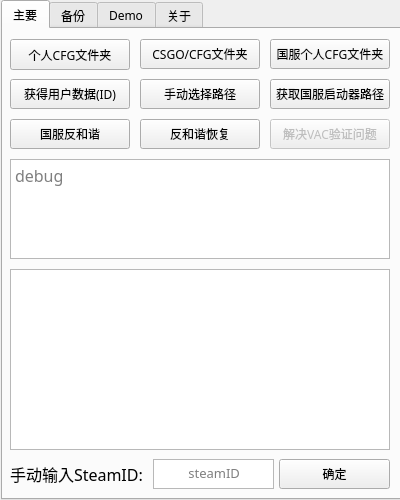
Before: the Qt Designer form mainwindow.ui in Purple-CSGO/CSGO-Toolbox-Qt, drawn with Qt 5.
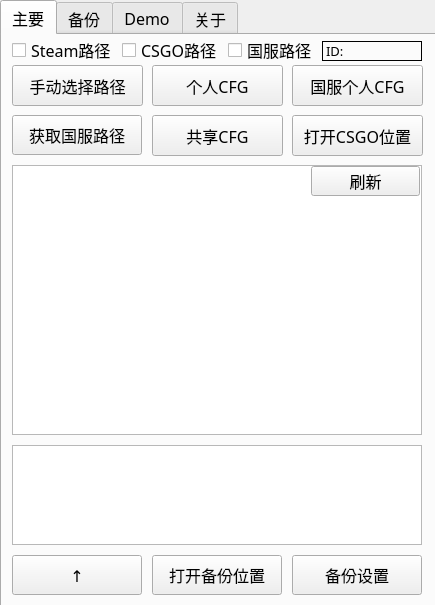
After: the same form once the commit is applied. The open tabs and pages were chosen to show the change.

Commit message: UI重新设计 国服反和谐全部完成 增加路径和ID的提示 准备发布1.0.2版本

The edit to the form file:
```diff
--- a/mainwindow.ui
+++ b/mainwindow.ui
@@ -6,60 +6,84 @@
    <rect>
     <x>0</x>
     <y>0</y>
-    <width>400</width>
-    <height>500</height>
+    <width>435</width>
+    <height>605</height>
    </rect>
   </property>
   <property name="minimumSize">
    <size>
-    <width>400</width>
-    <height>500</height>
+    <width>435</width>
+    <height>605</height>
    </size>
   </property>
   <property name="maximumSize">
    <size>
-    <width>600</width>
-    <height>500</height>
+    <width>435</width>
+    <height>605</height>
    </size>
   </property>
+  <property name="font">
+   <font>
+    <family>微软雅黑</family>
+    <pointsize>12</pointsize>
+    <weight>50</weight>
+    <bold>false</bold>
+   </font>
+  </property>
   <property name="windowTitle">
    <string>MainWindow</string>
   </property>
   <widget class="QWidget" name="centralwidget">
    <property name="minimumSize">
     <size>
-     <width>400</width>
-     <height>500</height>
+     <width>435</width>
+     <height>605</height>
     </size>
    </property>
    <property name="maximumSize">
     <size>
-     <width>400</width>
-     <height>500</height>
+     <width>435</width>
+     <height>605</height>
     </size>
    </property>
+   <property name="font">
+    <font>
+     <family>微软雅黑</family>
+     <pointsize>12</pointsize>
+     <weight>50</weight>
+     <bold>false</bold>
+    </font>
+   </property>
    <widget class="QTabWidget" name="tabWidget">
     <property name="enabled">
      <bool>true</bool>
     </property>
     <property name="geometry">
      <rect>
-      <x>1</x>
+      <x>0</x>
       <y>0</y>
-      <width>400</width>
-      <height>500</height>
+      <width>440</width>
+      <height>610</height>
      </rect>
     </property>
+    <property name="minimumSize">
+     <size>
+      <width>440</width>
+      <height>610</height>
+     </size>
+    </property>
     <property name="maximumSize">
      <size>
-      <width>400</width>
-      <height>500</height>
+      <width>440</width>
+      <height>610</height>
      </size>
     </property>
     <property name="font">
      <font>
-      <family>Sarasa Gothic SC</family>
-      <pointsize>9</pointsize>
+      <family>微软雅黑</family>
+      <pointsize>12</pointsize>
+      <weight>50</weight>
+      <bold>false</bold>
      </font>
     </property>
     <property name="tabPosition">
@@ -80,60 +104,42 @@
      </property>
      <property name="minimumSize">
       <size>
-       <width>400</width>
-       <height>500</height>
-      </size>
-     </property>
-     <property name="maximumSize">
-      <size>
-       <width>400</width>
-       <height>500</height>
+       <width>440</width>
+       <height>605</height>
       </size>
      </property>
      <attribute name="title">
       <string>主要</string>
      </attribute>
-     <widget class="QPlainTextEdit" name="debug">
-      <property name="enabled">
-       <bool>true</bool>
-      </property>
-      <property name="geometry">
-       <rect>
-        <x>7</x>
-        <y>130</y>
-        <width>380</width>
-        <height>100</height>
-       </rect>
-      </property>
-      <property name="font">
-       <font>
-        <pointsize>12</pointsize>
-       </font>
-      </property>
-      <property name="placeholderText">
-       <string>debug</string>
-      </property>
-     </widget>
      <widget class="QTableWidget" name="userdata">
       <property name="enabled">
        <bool>true</bool>
       </property>
       <property name="geometry">
        <rect>
-        <x>7</x>
-        <y>240</y>
-        <width>380</width>
-        <height>181</height>
+        <x>10</x>
+        <y>130</y>
+        <width>410</width>
+        <height>270</height>
        </rect>
       </property>
       <property name="font">
        <font>
-        <pointsize>10</pointsize>
+        <family>微软雅黑</family>
+        <pointsize>12</pointsize>
+        <weight>50</weight>
+        <bold>false</bold>
        </font>
       </property>
       <property name="styleSheet">
        <string notr="true"/>
       </property>
+      <property name="frameShape">
+       <enum>QFrame::StyledPanel</enum>
+      </property>
+      <property name="frameShadow">
+       <enum>QFrame::Sunken</enum>
+      </property>
       <property name="verticalScrollBarPolicy">
        <enum>Qt::ScrollBarAlwaysOff</enum>
       </property>
@@ -141,7 +147,7 @@
        <enum>Qt::ScrollBarAlwaysOff</enum>
       </property>
       <property name="textElideMode">
-       <enum>Qt::ElideMiddle</enum>
+       <enum>Qt::ElideRight</enum>
       </property>
       <property name="verticalScrollMode">
        <enum>QAbstractItemView::ScrollPerPixel</enum>
@@ -162,173 +168,363 @@
      <widget class="QPushButton" name="opencsgocfg">
       <property name="geometry">
        <rect>
-        <x>137</x>
-        <y>10</y>
-        <width>120</width>
-        <height>30</height>
+        <x>150</x>
+        <y>80</y>
+        <width>131</width>
+        <height>41</height>
        </rect>
       </property>
+      <property name="font">
+       <font>
+        <family>微软雅黑</family>
+        <pointsize>12</pointsize>
+        <weight>50</weight>
+        <bold>false</bold>
+       </font>
+      </property>
       <property name="text">
-       <string>CSGO/CFG文件夹</string>
+       <string>共享CFG</string>
       </property>
      </widget>
      <widget class="QPushButton" name="openlocalcfg">
       <property name="geometry">
        <rect>
-        <x>7</x>
-        <y>10</y>
-        <width>120</width>
-        <height>31</height>
+        <x>150</x>
+        <y>30</y>
+        <width>131</width>
+        <height>41</height>
        </rect>
       </property>
+      <property name="font">
+       <font>
+        <family>微软雅黑</family>
+        <pointsize>12</pointsize>
+        <weight>50</weight>
+        <bold>false</bold>
+       </font>
+      </property>
       <property name="text">
-       <string>个人CFG文件夹</string>
+       <string>个人CFG</string>
       </property>
      </widget>
      <widget class="QPushButton" name="manualBtn">
       <property name="geometry">
        <rect>
-        <x>137</x>
-        <y>50</y>
-        <width>120</width>
-        <height>30</height>
+        <x>10</x>
+        <y>30</y>
+        <width>131</width>
+        <height>41</height>
        </rect>
       </property>
+      <property name="font">
+       <font>
+        <family>微软雅黑</family>
+        <pointsize>12</pointsize>
+        <weight>50</weight>
+        <bold>false</bold>
+       </font>
+      </property>
       <property name="text">
        <string>手动选择路径</string>
       </property>
      </widget>
-     <widget class="QPushButton" name="antiHarmony">
-      <property name="geometry">
-       <rect>
-        <x>7</x>
-        <y>90</y>
-        <width>120</width>
-        <height>30</height>
-       </rect>
-      </property>
-      <property name="text">
-       <string>国服反和谐</string>
-      </property>
-     </widget>
-     <widget class="QPushButton" name="reloadHarmony">
-      <property name="geometry">
-       <rect>
-        <x>137</x>
-        <y>90</y>
-        <width>120</width>
-        <height>30</height>
-       </rect>
-      </property>
-      <property name="text">
-       <string>反和谐恢复</string>
-      </property>
-     </widget>
-     <widget class="QPushButton" name="solveVAC">
-      <property name="enabled">
-       <bool>false</bool>
-      </property>
-      <property name="geometry">
-       <rect>
-        <x>267</x>
-        <y>90</y>
-        <width>120</width>
-        <height>30</height>
-       </rect>
-      </property>
-      <property name="text">
-       <string>解决VAC验证问题</string>
-      </property>
-     </widget>
      <widget class="QPushButton" name="openCNlocalcfg">
       <property name="geometry">
        <rect>
-        <x>267</x>
-        <y>10</y>
-        <width>120</width>
-        <height>30</height>
+        <x>290</x>
+        <y>30</y>
+        <width>131</width>
+        <height>41</height>
        </rect>
       </property>
-      <property name="text">
-       <string>国服个人CFG文件夹</string>
+      <property name="font">
+       <font>
+        <family>微软雅黑</family>
+        <pointsize>12</pointsize>
+        <weight>50</weight>
+        <bold>false</bold>
+       </font>
       </property>
-     </widget>
-     <widget class="QPushButton" name="ManualSteamID">
-      <property name="geometry">
-       <rect>
-        <x>276</x>
-        <y>430</y>
-        <width>111</width>
-        <height>30</height>
-       </rect>
-      </property>
       <property name="text">
-       <string>确定</string>
+       <string>国服个人CFG</string>
       </property>
      </widget>
      <widget class="QPushButton" name="getUserDataBtn">
       <property name="geometry">
        <rect>
-        <x>7</x>
-        <y>50</y>
-        <width>120</width>
+        <x>309</x>
+        <y>131</y>
+        <width>109</width>
         <height>30</height>
        </rect>
       </property>
-      <property name="text">
-       <string>获得用户数据(ID)</string>
-      </property>
-     </widget>
-     <widget class="QTextEdit" name="textID">
-      <property name="geometry">
-       <rect>
-        <x>150</x>
-        <y>430</y>
-        <width>121</width>
-        <height>30</height>
-       </rect>
-      </property>
       <property name="font">
        <font>
-        <pointsize>10</pointsize>
-       </font>
-      </property>
-      <property name="placeholderText">
-       <string>         steamID</string>
-      </property>
-     </widget>
-     <widget class="QLabel" name="labelManualSteamID">
-      <property name="geometry">
-       <rect>
-        <x>7</x>
-        <y>430</y>
-        <width>141</width>
-        <height>30</height>
-       </rect>
-      </property>
-      <property name="font">
-       <font>
+        <family>微软雅黑</family>
         <pointsize>12</pointsize>
+        <weight>50</weight>
+        <bold>false</bold>
        </font>
       </property>
       <property name="text">
-       <string>手动输入SteamID:</string>
+       <string>刷新</string>
       </property>
      </widget>
      <widget class="QPushButton" name="getLauncherPathBtn">
       <property name="geometry">
        <rect>
-        <x>267</x>
-        <y>50</y>
-        <width>120</width>
-        <height>30</height>
+        <x>10</x>
+        <y>80</y>
+        <width>130</width>
+        <height>40</height>
        </rect>
       </property>
+      <property name="font">
+       <font>
+        <family>微软雅黑</family>
+        <pointsize>12</pointsize>
+        <weight>50</weight>
+        <bold>false</bold>
+       </font>
+      </property>
       <property name="text">
-       <string>获取国服启动器路径</string>
+       <string>获取国服路径</string>
       </property>
      </widget>
-     <zorder>debug</zorder>
+     <widget class="QPushButton" name="backupSetting">
+      <property name="geometry">
+       <rect>
+        <x>290</x>
+        <y>520</y>
+        <width>130</width>
+        <height>40</height>
+       </rect>
+      </property>
+      <property name="font">
+       <font>
+        <family>微软雅黑</family>
+        <pointsize>12</pointsize>
+        <weight>50</weight>
+        <bold>false</bold>
+       </font>
+      </property>
+      <property name="text">
+       <string>备份设置</string>
+      </property>
+     </widget>
+     <widget class="QPushButton" name="openBackupLoc">
+      <property name="geometry">
+       <rect>
+        <x>150</x>
+        <y>520</y>
+        <width>130</width>
+        <height>40</height>
+       </rect>
+      </property>
+      <property name="font">
+       <font>
+        <family>微软雅黑</family>
+        <pointsize>12</pointsize>
+        <weight>50</weight>
+        <bold>false</bold>
+       </font>
+      </property>
+      <property name="text">
+       <string>打开备份位置</string>
+      </property>
+     </widget>
+     <widget class="QTableWidget" name="backupdata">
+      <property name="geometry">
+       <rect>
+        <x>10</x>
+        <y>410</y>
+        <width>410</width>
+        <height>100</height>
+       </rect>
+      </property>
+      <property name="font">
+       <font>
+        <family>微软雅黑</family>
+        <pointsize>10</pointsize>
+        <weight>50</weight>
+        <bold>false</bold>
+       </font>
+      </property>
+      <property name="verticalScrollBarPolicy">
+       <enum>Qt::ScrollBarAlwaysOff</enum>
+      </property>
+      <property name="horizontalScrollBarPolicy">
+       <enum>Qt::ScrollBarAlwaysOff</enum>
+      </property>
+      <attribute name="horizontalHeaderHighlightSections">
+       <bool>false</bool>
+      </attribute>
+      <attribute name="verticalHeaderVisible">
+       <bool>false</bool>
+      </attribute>
+      <attribute name="verticalHeaderHighlightSections">
+       <bool>false</bool>
+      </attribute>
+     </widget>
+     <widget class="QCheckBox" name="checkSteamPath">
+      <property name="enabled">
+       <bool>true</bool>
+      </property>
+      <property name="geometry">
+       <rect>
+        <x>10</x>
+        <y>5</y>
+        <width>101</width>
+        <height>20</height>
+       </rect>
+      </property>
+      <property name="font">
+       <font>
+        <family>微软雅黑</family>
+        <pointsize>12</pointsize>
+        <weight>50</weight>
+        <bold>false</bold>
+       </font>
+      </property>
+      <property name="layoutDirection">
+       <enum>Qt::LeftToRight</enum>
+      </property>
+      <property name="text">
+       <string>Steam路径</string>
+      </property>
+      <property name="checkable">
+       <bool>true</bool>
+      </property>
+      <property name="checked">
+       <bool>false</bool>
+      </property>
+      <property name="tristate">
+       <bool>false</bool>
+      </property>
+     </widget>
+     <widget class="QCheckBox" name="checkLauncherPath">
+      <property name="enabled">
+       <bool>true</bool>
+      </property>
+      <property name="geometry">
+       <rect>
+        <x>226</x>
+        <y>5</y>
+        <width>90</width>
+        <height>20</height>
+       </rect>
+      </property>
+      <property name="font">
+       <font>
+        <family>微软雅黑</family>
+        <pointsize>12</pointsize>
+        <weight>50</weight>
+        <bold>false</bold>
+       </font>
+      </property>
+      <property name="layoutDirection">
+       <enum>Qt::LeftToRight</enum>
+      </property>
+      <property name="autoFillBackground">
+       <bool>false</bool>
+      </property>
+      <property name="text">
+       <string>国服路径</string>
+      </property>
+     </widget>
+     <widget class="QCheckBox" name="checkCsgoPath">
+      <property name="enabled">
+       <bool>true</bool>
+      </property>
+      <property name="geometry">
+       <rect>
+        <x>120</x>
+        <y>5</y>
+        <width>101</width>
+        <height>20</height>
+       </rect>
+      </property>
+      <property name="font">
+       <font>
+        <family>微软雅黑</family>
+        <pointsize>12</pointsize>
+        <weight>50</weight>
+        <bold>false</bold>
+       </font>
+      </property>
+      <property name="layoutDirection">
+       <enum>Qt::LeftToRight</enum>
+      </property>
+      <property name="text">
+       <string>CSGO路径</string>
+      </property>
+     </widget>
+     <widget class="QPushButton" name="zipBackupdata">
+      <property name="geometry">
+       <rect>
+        <x>10</x>
+        <y>520</y>
+        <width>130</width>
+        <height>40</height>
+       </rect>
+      </property>
+      <property name="font">
+       <font>
+        <family>微软雅黑</family>
+        <pointsize>12</pointsize>
+        <weight>50</weight>
+        <bold>false</bold>
+       </font>
+      </property>
+      <property name="text">
+       <string>↑</string>
+      </property>
+     </widget>
+     <widget class="QLabel" name="checkSteamID">
+      <property name="geometry">
+       <rect>
+        <x>320</x>
+        <y>6</y>
+        <width>100</width>
+        <height>20</height>
+       </rect>
+      </property>
+      <property name="font">
+       <font>
+        <family>微软雅黑</family>
+        <pointsize>10</pointsize>
+        <weight>50</weight>
+        <bold>false</bold>
+       </font>
+      </property>
+      <property name="frameShape">
+       <enum>QFrame::Box</enum>
+      </property>
+      <property name="text">
+       <string>ID: </string>
+      </property>
+     </widget>
+     <widget class="QPushButton" name="opencsgoDir">
+      <property name="geometry">
+       <rect>
+        <x>290</x>
+        <y>80</y>
+        <width>131</width>
+        <height>41</height>
+       </rect>
+      </property>
+      <property name="font">
+       <font>
+        <family>微软雅黑</family>
+        <pointsize>12</pointsize>
+        <weight>50</weight>
+        <bold>false</bold>
+       </font>
+      </property>
+      <property name="text">
+       <string>打开CSGO位置</string>
+      </property>
+     </widget>
      <zorder>userdata</zorder>
      <zorder>opencsgocfg</zorder>
      <zorder>openlocalcfg</zorder>
@@ -347,14 +543,136 @@
      <attribute name="title">
       <string>备份</string>
      </attribute>
-     <widget class="QTableWidget" name="backupdata">
+     <widget class="QPushButton" name="solveVAC">
+      <property name="enabled">
+       <bool>false</bool>
+      </property>
       <property name="geometry">
        <rect>
-        <x>7</x>
-        <y>61</y>
-        <width>380</width>
-        <height>401</height>
+        <x>290</x>
+        <y>60</y>
+        <width>131</width>
+        <height>41</height>
        </rect>
+      </property>
+      <property name="font">
+       <font>
+        <family>微软雅黑</family>
+        <pointsize>12</pointsize>
+        <weight>50</weight>
+        <bold>false</bold>
+       </font>
+      </property>
+      <property name="text">
+       <string>解决VAC验证</string>
+      </property>
+     </widget>
+     <widget class="QPushButton" name="reloadHarmony">
+      <property name="geometry">
+       <rect>
+        <x>290</x>
+        <y>160</y>
+        <width>131</width>
+        <height>41</height>
+       </rect>
+      </property>
+      <property name="font">
+       <font>
+        <family>微软雅黑</family>
+        <pointsize>12</pointsize>
+        <weight>50</weight>
+        <bold>false</bold>
+       </font>
+      </property>
+      <property name="text">
+       <string>反和谐恢复</string>
+      </property>
+     </widget>
+     <widget class="QPushButton" name="antiHarmony">
+      <property name="geometry">
+       <rect>
+        <x>290</x>
+        <y>110</y>
+        <width>131</width>
+        <height>41</height>
+       </rect>
+      </property>
+      <property name="font">
+       <font>
+        <family>微软雅黑</family>
+        <pointsize>12</pointsize>
+        <weight>50</weight>
+        <bold>false</bold>
+       </font>
+      </property>
+      <property name="text">
+       <string>国服反和谐</string>
+      </property>
+     </widget>
+     <widget class="QPlainTextEdit" name="debug">
+      <property name="enabled">
+       <bool>false</bool>
+      </property>
+      <property name="geometry">
+       <rect>
+        <x>10</x>
+        <y>210</y>
+        <width>411</width>
+        <height>351</height>
+       </rect>
+      </property>
+      <property name="font">
+       <font>
+        <family>微软雅黑</family>
+        <pointsize>13</pointsize>
+        <weight>50</weight>
+        <bold>false</bold>
+       </font>
+      </property>
+      <property name="placeholderText">
+       <string>debug</string>
+      </property>
+     </widget>
+     <widget class="QPushButton" name="ManualSteamID">
+      <property name="geometry">
+       <rect>
+        <x>290</x>
+        <y>10</y>
+        <width>131</width>
+        <height>40</height>
+       </rect>
+      </property>
+      <property name="font">
+       <font>
+        <family>微软雅黑</family>
+        <pointsize>12</pointsize>
+        <weight>50</weight>
+        <bold>false</bold>
+       </font>
+      </property>
+      <property name="text">
+       <string>确定</string>
+      </property>
+     </widget>
+     <widget class="QTextEdit" name="textID">
+      <property name="geometry">
+       <rect>
+        <x>10</x>
+        <y>10</y>
+        <width>271</width>
+        <height>41</height>
+       </rect>
+      </property>
+      <property name="font">
+       <font>
+        <family>微软雅黑</family>
+        <pointsize>16</pointsize>
+        <weight>50</weight>
+        <bold>false</bold>
+       </font>
+      </property>
+      <property name="styleSheet">
+       <string notr="true"/>
       </property>
       <property name="verticalScrollBarPolicy">
        <enum>Qt::ScrollBarAlwaysOff</enum>
@@ -362,47 +680,15 @@
       <property name="horizontalScrollBarPolicy">
        <enum>Qt::ScrollBarAlwaysOff</enum>
       </property>
-      <attribute name="verticalHeaderVisible">
-       <bool>false</bool>
-      </attribute>
-     </widget>
-     <widget class="QPushButton" name="backupSetting">
-      <property name="geometry">
-       <rect>
-        <x>7</x>
-        <y>10</y>
-        <width>120</width>
-        <height>41</height>
-       </rect>
+      <property name="html">
+       <string>&lt;!DOCTYPE HTML PUBLIC &quot;-//W3C//DTD HTML 4.0//EN&quot; &quot;http://www.w3.org/TR/REC-html40/strict.dtd&quot;&gt;
+&lt;html&gt;&lt;head&gt;&lt;meta name=&quot;qrichtext&quot; content=&quot;1&quot; /&gt;&lt;style type=&quot;text/css&quot;&gt;
+p, li { white-space: pre-wrap; }
+&lt;/style&gt;&lt;/head&gt;&lt;body style=&quot; font-family:'微软雅黑','微软雅黑','微软雅黑','微软雅黑'; font-size:16pt; font-weight:400; font-style:normal;&quot;&gt;
+&lt;p style=&quot;-qt-paragraph-type:empty; margin-top:0px; margin-bottom:0px; margin-left:0px; margin-right:0px; -qt-block-indent:0; text-indent:0px; font-family:'微软雅黑'; font-size:14pt;&quot;&gt;&lt;br /&gt;&lt;/p&gt;&lt;/body&gt;&lt;/html&gt;</string>
       </property>
-      <property name="text">
-       <string>备份设置</string>
-      </property>
-     </widget>
-     <widget class="QPushButton" name="refreshBackup">
-      <property name="geometry">
-       <rect>
-        <x>137</x>
-        <y>10</y>
-        <width>120</width>
-        <height>41</height>
-       </rect>
-      </property>
-      <property name="text">
-       <string>刷新</string>
-      </property>
-     </widget>
-     <widget class="QPushButton" name="openBackupLoc">
-      <property name="geometry">
-       <rect>
-        <x>267</x>
-        <y>10</y>
-        <width>120</width>
-        <height>41</height>
-       </rect>
-      </property>
-      <property name="text">
-       <string>打开备份位置</string>
+      <property name="placeholderText">
+       <string> 手动输入SteamID</string>
       </property>
      </widget>
     </widget>
```
Left out of the diff: 237 changed lines with no effect on the pictures. The commit also changes 3 other files.
